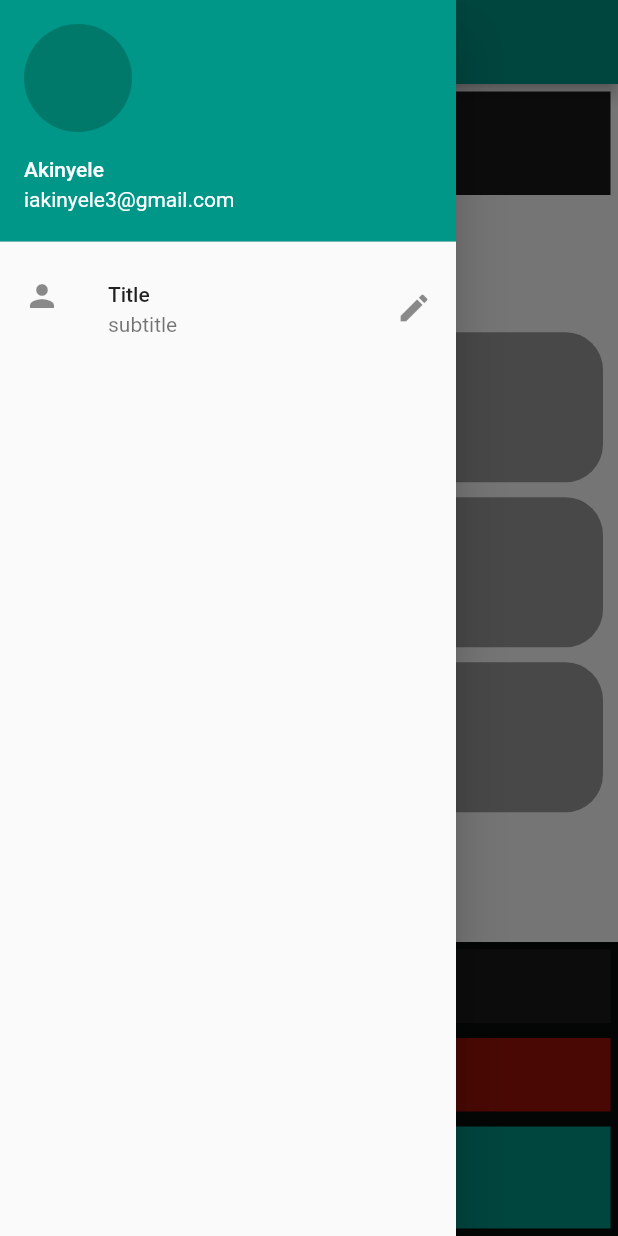
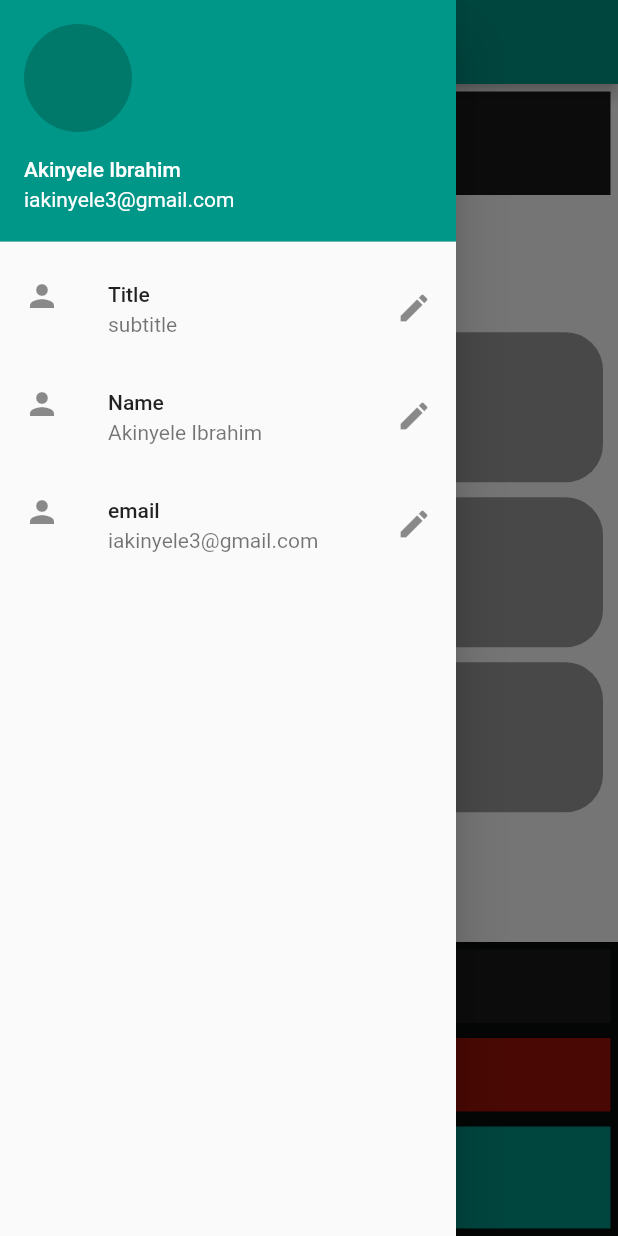
Before and after one commit to Akinyeleib/tictactoe, a Flutter app: the screen it shows after launch, with the side drawer open, on a phone screen of 412 x 824 dp. Run offline on Flutter 3.47's test engine with Material 2 defaults, Android fonts, the phone set to English and light mode, and no system bars.

Commit message:
drawer Tiles improved

```diff
--- a/lib/helper.dart
+++ b/lib/helper.dart
@@ -7,7 +7,7 @@ const TextStyle cell_style = TextStyle(
   fontSize: 30,
 );
 
-const Text username = Text("Akinyele");
+const Text username = Text("Akinyele Ibrahim");
 const Text email = Text("iakinyele3@gmail.com");
 
 const TextStyle score_container_style = TextStyle(
--- a/lib/main.dart
+++ b/lib/main.dart
@@ -54,9 +54,23 @@ class _GameActivityState extends State<GameActivity> {
                     // backgroundImage: AssetImage("assets/Akinyeleib"),
                     ),
               ),
-              ListTile(
+              const ListTile(
                 title: Text("Title"),
                 subtitle: Text("subtitle"),
+                leading: Icon(Icons.person),
+                trailing: Icon(Icons.edit),
+                // onTap: () {},
+              ),
+              ListTile(
+                title: Text("Name"),
+                subtitle: username,
+                leading: Icon(Icons.person),
+                trailing: Icon(Icons.edit),
+                onTap: () {},
+              ),
+              ListTile(
+                title: Text("email"),
+                subtitle: email,
                 leading: Icon(Icons.person),
                 trailing: Icon(Icons.edit),
                 onTap: () {},
```
